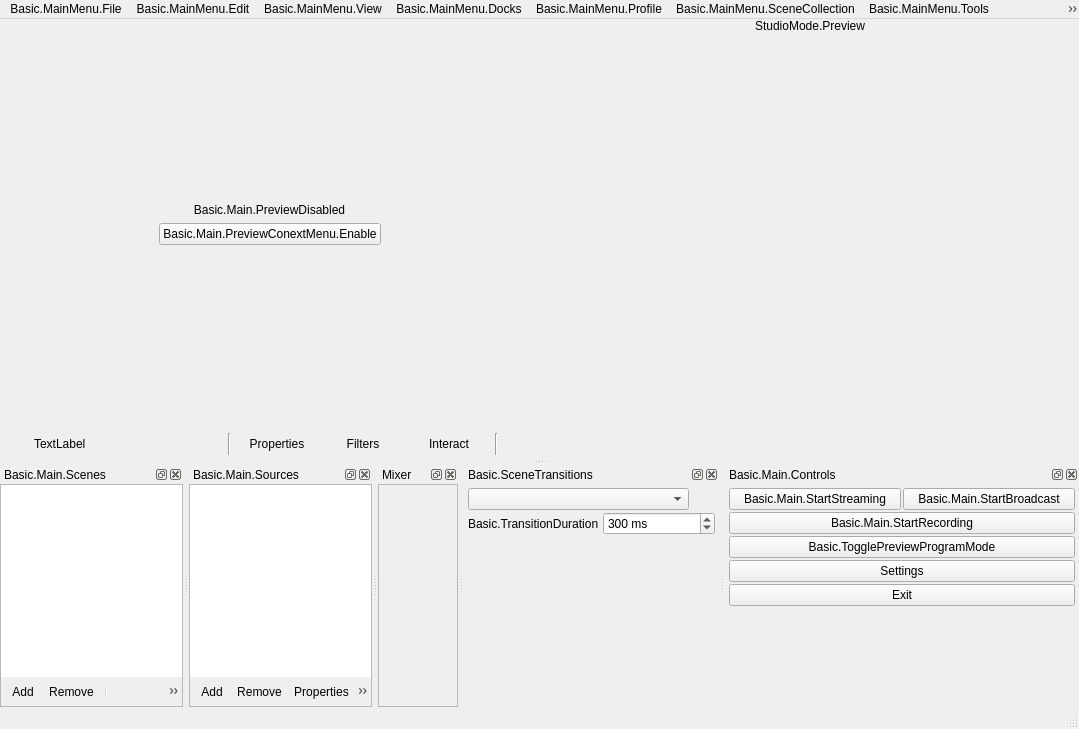
This is UI/forms/OBSBasic.ui in oovvoo/obs-studio as Qt 5 draws it before an edit. The edited form follows.
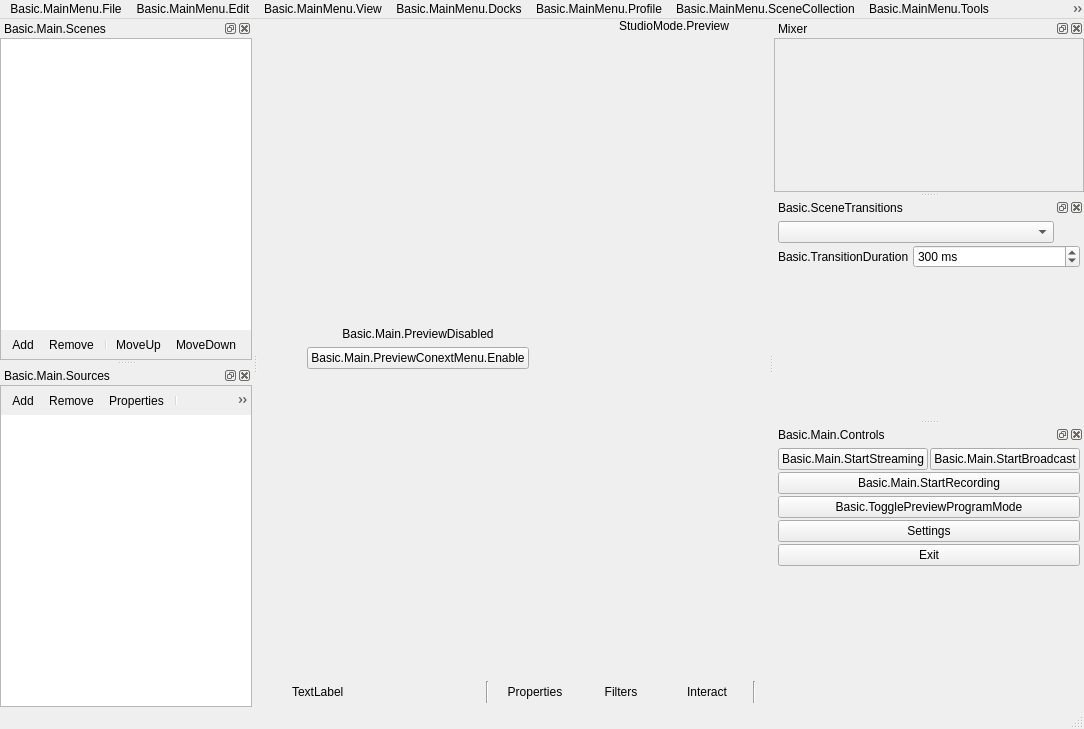
This is the edited form. Icons and pictures are not drawn. Custom widgets are drawn as their Qt base class.

Patch:
```diff
--- a/UI/forms/OBSBasic.ui
+++ b/UI/forms/OBSBasic.ui
@@ -3,11 +3,14 @@
  <author>Jim</author>
  <class>OBSBasic</class>
  <widget class="QMainWindow" name="OBSBasic">
+  <property name="enabled">
+   <bool>true</bool>
+  </property>
   <property name="geometry">
    <rect>
     <x>0</x>
     <y>0</y>
-    <width>1079</width>
+    <width>1084</width>
     <height>729</height>
    </rect>
   </property>
@@ -477,7 +480,7 @@
     <rect>
      <x>0</x>
      <y>0</y>
-     <width>1079</width>
+     <width>1084</width>
      <height>21</height>
     </rect>
    </property>
@@ -705,278 +708,16 @@
    <addaction name="menuBasic_MainMenu_Help"/>
   </widget>
   <widget class="OBSBasicStatusBar" name="statusbar"/>
-  <widget class="OBSDock" name="scenesDock">
-   <property name="features">
-    <set>QDockWidget::AllDockWidgetFeatures</set>
-   </property>
-   <property name="windowTitle">
-    <string>Basic.Main.Scenes</string>
-   </property>
-   <attribute name="dockWidgetArea">
-    <number>8</number>
-   </attribute>
-   <widget class="QWidget" name="dockWidgetContents_2">
-    <layout class="QVBoxLayout" name="verticalLayout_6">
-     <property name="spacing">
-      <number>0</number>
-     </property>
-     <property name="leftMargin">
-      <number>0</number>
-     </property>
-     <property name="topMargin">
-      <number>0</number>
-     </property>
-     <property name="rightMargin">
-      <number>0</number>
-     </property>
-     <property name="bottomMargin">
-      <number>0</number>
-     </property>
-     <item>
-      <widget class="QFrame" name="scenesFrame">
-       <property name="sizePolicy">
-        <sizepolicy hsizetype="Expanding" vsizetype="Expanding">
-         <horstretch>0</horstretch>
-         <verstretch>0</verstretch>
-        </sizepolicy>
-       </property>
-       <property name="minimumSize">
-        <size>
-         <width>160</width>
-         <height>0</height>
-        </size>
-       </property>
-       <property name="frameShape">
-        <enum>QFrame::StyledPanel</enum>
-       </property>
-       <property name="frameShadow">
-        <enum>QFrame::Sunken</enum>
-       </property>
-       <layout class="QVBoxLayout" name="verticalLayout_12">
-        <property name="spacing">
-         <number>0</number>
-        </property>
-        <property name="leftMargin">
-         <number>0</number>
-        </property>
-        <property name="topMargin">
-         <number>0</number>
-        </property>
-        <property name="rightMargin">
-         <number>0</number>
-        </property>
-        <property name="bottomMargin">
-         <number>0</number>
-        </property>
-        <item>
-         <widget class="SceneTree" name="scenes">
-          <property name="sizePolicy">
-           <sizepolicy hsizetype="Preferred" vsizetype="Expanding">
-            <horstretch>0</horstretch>
-            <verstretch>0</verstretch>
-           </sizepolicy>
-          </property>
-          <property name="contextMenuPolicy">
-           <enum>Qt::CustomContextMenu</enum>
-          </property>
-          <property name="frameShape">
-           <enum>QFrame::NoFrame</enum>
-          </property>
-          <property name="frameShadow">
-           <enum>QFrame::Plain</enum>
-          </property>
-          <property name="showDropIndicator" stdset="0">
-           <bool>true</bool>
-          </property>
-          <property name="dragEnabled">
-           <bool>true</bool>
-          </property>
-          <property name="dragDropMode">
-           <enum>QAbstractItemView::InternalMove</enum>
-          </property>
-          <property name="defaultDropAction">
-           <enum>Qt::TargetMoveAction</enum>
-          </property>
-          <addaction name="actionRemoveScene"/>
-         </widget>
-        </item>
-        <item>
-         <widget class="QToolBar" name="scenesToolbar">
-          <property name="iconSize">
-           <size>
-            <width>16</width>
-            <height>16</height>
-           </size>
-          </property>
-          <property name="floatable">
-           <bool>false</bool>
-          </property>
-          <addaction name="actionAddScene"/>
-          <addaction name="actionRemoveScene"/>
-          <addaction name="separator"/>
-          <addaction name="actionSceneUp"/>
-          <addaction name="actionSceneDown"/>
-         </widget>
-        </item>
-        <item>
-         <spacer name="scenesFixedSizeHSpacer">
-          <property name="orientation">
-           <enum>Qt::Horizontal</enum>
-          </property>
-          <property name="sizeType">
-           <enum>QSizePolicy::Fixed</enum>
-          </property>
-          <property name="sizeHint" stdset="0">
-           <size>
-            <width>150</width>
-            <height>0</height>
-           </size>
-          </property>
-         </spacer>
-        </item>
-       </layout>
-      </widget>
-     </item>
-    </layout>
-   </widget>
-  </widget>
-  <widget class="OBSDock" name="sourcesDock">
-   <property name="features">
-    <set>QDockWidget::AllDockWidgetFeatures</set>
-   </property>
-   <property name="windowTitle">
-    <string>Basic.Main.Sources</string>
-   </property>
-   <attribute name="dockWidgetArea">
-    <number>8</number>
-   </attribute>
-   <widget class="QWidget" name="dockWidgetContents_6">
-    <layout class="QVBoxLayout" name="verticalLayout_5">
-     <property name="spacing">
-      <number>0</number>
-     </property>
-     <property name="leftMargin">
-      <number>0</number>
-     </property>
-     <property name="topMargin">
-      <number>0</number>
-     </property>
-     <property name="rightMargin">
-      <number>0</number>
-     </property>
-     <property name="bottomMargin">
-      <number>0</number>
-     </property>
-     <item>
-      <widget class="QFrame" name="sourcesFrame">
-       <property name="sizePolicy">
-        <sizepolicy hsizetype="Expanding" vsizetype="Expanding">
-         <horstretch>0</horstretch>
-         <verstretch>0</verstretch>
-        </sizepolicy>
-       </property>
-       <property name="minimumSize">
-        <size>
-         <width>160</width>
-         <height>0</height>
-        </size>
-       </property>
-       <property name="frameShape">
-        <enum>QFrame::StyledPanel</enum>
-       </property>
-       <property name="frameShadow">
-        <enum>QFrame::Sunken</enum>
-       </property>
-       <layout class="QVBoxLayout" name="verticalLayout_17">
-        <property name="spacing">
-         <number>0</number>
-        </property>
-        <property name="leftMargin">
-         <number>0</number>
-        </property>
-        <property name="topMargin">
-         <number>0</number>
-        </property>
-        <property name="rightMargin">
-         <number>0</number>
-        </property>
-        <property name="bottomMargin">
-         <number>0</number>
-        </property>
-        <item>
-         <widget class="SourceTree" name="sources">
-          <property name="sizePolicy">
-           <sizepolicy hsizetype="Preferred" vsizetype="Expanding">
-            <horstretch>0</horstretch>
-            <verstretch>0</verstretch>
-           </sizepolicy>
-          </property>
-          <property name="contextMenuPolicy">
-           <enum>Qt::CustomContextMenu</enum>
-          </property>
-          <property name="frameShape">
-           <enum>QFrame::NoFrame</enum>
-          </property>
-          <property name="showDropIndicator" stdset="0">
-           <bool>true</bool>
-          </property>
-          <property name="dragEnabled">
-           <bool>true</bool>
-          </property>
-          <property name="dragDropMode">
-           <enum>QAbstractItemView::InternalMove</enum>
-          </property>
-          <property name="defaultDropAction">
-           <enum>Qt::TargetMoveAction</enum>
-          </property>
-          <property name="selectionMode">
-           <enum>QAbstractItemView::ExtendedSelection</enum>
-          </property>
-          <addaction name="actionRemoveSource"/>
-         </widget>
-        </item>
-        <item>
-         <widget class="QToolBar" name="sourcesToolbar">
-          <property name="iconSize">
-           <size>
-            <width>16</width>
-            <height>16</height>
-           </size>
-          </property>
-          <property name="floatable">
-           <bool>false</bool>
-          </property>
-          <addaction name="actionAddSource"/>
-          <addaction name="actionRemoveSource"/>
-          <addaction name="actionSourceProperties"/>
-          <addaction name="separator"/>
-          <addaction name="actionSourceUp"/>
-          <addaction name="actionSourceDown"/>
-         </widget>
-        </item>
-        <item>
-         <spacer name="sourcesFixedSizeHSpacer">
-          <property name="orientation">
-           <enum>Qt::Horizontal</enum>
-          </property>
-          <property name="sizeType">
-           <enum>QSizePolicy::Fixed</enum>
-          </property>
-          <property name="sizeHint" stdset="0">
-           <size>
-            <width>150</width>
-            <height>0</height>
-           </size>
-          </property>
-         </spacer>
-        </item>
-       </layout>
-      </widget>
-     </item>
-    </layout>
-   </widget>
-  </widget>
   <widget class="OBSDock" name="mixerDock">
+   <property name="enabled">
+    <bool>true</bool>
+   </property>
+   <property name="mouseTracking">
+    <bool>false</bool>
+   </property>
+   <property name="floating">
+    <bool>false</bool>
+   </property>
    <property name="features">
     <set>QDockWidget::AllDockWidgetFeatures</set>
    </property>
@@ -984,7 +725,7 @@
     <string>Mixer</string>
    </property>
    <attribute name="dockWidgetArea">
-    <number>8</number>
+    <number>2</number>
    </attribute>
    <widget class="QWidget" name="dockWidgetContents_7">
     <layout class="QVBoxLayout" name="verticalLayout_4">
@@ -1124,7 +865,7 @@
     <string>Basic.SceneTransitions</string>
    </property>
    <attribute name="dockWidgetArea">
-    <number>8</number>
+    <number>2</number>
    </attribute>
    <widget class="QWidget" name="dockWidgetContents_5">
     <layout class="QVBoxLayout" name="verticalLayout_3">
@@ -1285,7 +1026,7 @@
     <string>Basic.Main.Controls</string>
    </property>
    <attribute name="dockWidgetArea">
-    <number>8</number>
+    <number>2</number>
    </attribute>
    <widget class="QWidget" name="controlsDockContents">
     <layout class="QVBoxLayout" name="buttonsVLayout">
@@ -1478,6 +1219,277 @@
     </layout>
    </widget>
   </widget>
+  <widget class="OBSDock" name="scenesDock">
+   <property name="features">
+    <set>QDockWidget::AllDockWidgetFeatures</set>
+   </property>
+   <property name="windowTitle">
+    <string>Basic.Main.Scenes</string>
+   </property>
+   <attribute name="dockWidgetArea">
+    <number>1</number>
+   </attribute>
+   <widget class="QWidget" name="dockWidgetContents_2">
+    <layout class="QVBoxLayout" name="verticalLayout_6">
+     <property name="spacing">
+      <number>0</number>
+     </property>
+     <property name="leftMargin">
+      <number>0</number>
+     </property>
+     <property name="topMargin">
+      <number>0</number>
+     </property>
+     <property name="rightMargin">
+      <number>0</number>
+     </property>
+     <property name="bottomMargin">
+      <number>0</number>
+     </property>
+     <item>
+      <widget class="QFrame" name="scenesFrame">
+       <property name="sizePolicy">
+        <sizepolicy hsizetype="Expanding" vsizetype="Expanding">
+         <horstretch>0</horstretch>
+         <verstretch>0</verstretch>
+        </sizepolicy>
+       </property>
+       <property name="minimumSize">
+        <size>
+         <width>160</width>
+         <height>0</height>
+        </size>
+       </property>
+       <property name="frameShape">
+        <enum>QFrame::StyledPanel</enum>
+       </property>
+       <property name="frameShadow">
+        <enum>QFrame::Sunken</enum>
+       </property>
+       <layout class="QVBoxLayout" name="verticalLayout_12">
+        <property name="spacing">
+         <number>0</number>
+        </property>
+        <property name="leftMargin">
+         <number>0</number>
+        </property>
+        <property name="topMargin">
+         <number>0</number>
+        </property>
+        <property name="rightMargin">
+         <number>0</number>
+        </property>
+        <property name="bottomMargin">
+         <number>0</number>
+        </property>
+        <item>
+         <widget class="SceneTree" name="scenes">
+          <property name="sizePolicy">
+           <sizepolicy hsizetype="Preferred" vsizetype="Expanding">
+            <horstretch>0</horstretch>
+            <verstretch>0</verstretch>
+           </sizepolicy>
+          </property>
+          <property name="contextMenuPolicy">
+           <enum>Qt::CustomContextMenu</enum>
+          </property>
+          <property name="frameShape">
+           <enum>QFrame::NoFrame</enum>
+          </property>
+          <property name="frameShadow">
+           <enum>QFrame::Plain</enum>
+          </property>
+          <property name="showDropIndicator" stdset="0">
+           <bool>true</bool>
+          </property>
+          <property name="dragEnabled">
+           <bool>true</bool>
+          </property>
+          <property name="dragDropMode">
+           <enum>QAbstractItemView::InternalMove</enum>
+          </property>
+          <property name="defaultDropAction">
+           <enum>Qt::TargetMoveAction</enum>
+          </property>
+          <addaction name="actionRemoveScene"/>
+         </widget>
+        </item>
+        <item>
+         <widget class="QToolBar" name="scenesToolbar">
+          <property name="iconSize">
+           <size>
+            <width>16</width>
+            <height>16</height>
+           </size>
+          </property>
+          <property name="floatable">
+           <bool>false</bool>
+          </property>
+          <addaction name="actionAddScene"/>
+          <addaction name="actionRemoveScene"/>
+          <addaction name="separator"/>
+          <addaction name="actionSceneUp"/>
+          <addaction name="actionSceneDown"/>
+         </widget>
+        </item>
+        <item>
+         <spacer name="scenesFixedSizeHSpacer">
+          <property name="orientation">
+           <enum>Qt::Horizontal</enum>
+          </property>
+          <property name="sizeType">
+           <enum>QSizePolicy::Fixed</enum>
+          </property>
+          <property name="sizeHint" stdset="0">
+           <size>
+            <width>150</width>
+            <height>0</height>
+           </size>
+          </property>
+         </spacer>
+        </item>
+       </layout>
+      </widget>
+     </item>
+    </layout>
+   </widget>
+  </widget>
+  <widget class="OBSDock" name="sourcesDock">
+   <property name="features">
+    <set>QDockWidget::AllDockWidgetFeatures</set>
+   </property>
+   <property name="windowTitle">
+    <string>Basic.Main.Sources</string>
+   </property>
+   <attribute name="dockWidgetArea">
+    <number>1</number>
+   </attribute>
+   <widget class="QWidget" name="dockWidgetContents_6">
+    <layout class="QVBoxLayout" name="verticalLayout_5">
+     <property name="spacing">
+      <number>0</number>
+     </property>
+     <property name="leftMargin">
+      <number>0</number>
+     </property>
+     <property name="topMargin">
+      <number>0</number>
+     </property>
+     <property name="rightMargin">
+      <number>0</number>
+     </property>
+     <property name="bottomMargin">
+      <number>0</number>
+     </property>
+     <item>
+      <widget class="QFrame" name="sourcesFrame">
+       <property name="sizePolicy">
+        <sizepolicy hsizetype="Expanding" vsizetype="Expanding">
+         <horstretch>0</horstretch>
+         <verstretch>0</verstretch>
+        </sizepolicy>
+       </property>
+       <property name="minimumSize">
+        <size>
+         <width>160</width>
+         <height>0</height>
+        </size>
+       </property>
+       <property name="frameShape">
+        <enum>QFrame::StyledPanel</enum>
+       </property>
+       <property name="frameShadow">
+        <enum>QFrame::Sunken</enum>
+       </property>
+       <layout class="QVBoxLayout" name="verticalLayout_17">
+        <property name="spacing">
+         <number>0</number>
+        </property>
+        <property name="leftMargin">
+         <number>0</number>
+        </property>
+        <property name="topMargin">
+         <number>0</number>
+        </property>
+        <property name="rightMargin">
+         <number>0</number>
+        </property>
+        <property name="bottomMargin">
+         <number>0</number>
+        </property>
+        <item>
+         <widget class="QToolBar" name="sourcesToolbar">
+          <property name="iconSize">
+           <size>
+            <width>16</width>
+            <height>16</height>
+           </size>
+          </property>
+          <property name="floatable">
+           <bool>false</bool>
+          </property>
+          <addaction name="actionAddSource"/>
+          <addaction name="actionRemoveSource"/>
+          <addaction name="actionSourceProperties"/>
+          <addaction name="separator"/>
+          <addaction name="actionSourceUp"/>
+          <addaction name="actionSourceDown"/>
+         </widget>
+        </item>
+        <item>
+         <spacer name="sourcesFixedSizeHSpacer">
+          <property name="orientation">
+           <enum>Qt::Horizontal</enum>
+          </property>
+          <property name="sizeType">
+           <enum>QSizePolicy::Fixed</enum>
+          </property>
+          <property name="sizeHint" stdset="0">
+           <size>
+            <width>150</width>
+            <height>0</height>
+           </size>
+          </property>
+         </spacer>
+        </item>
+        <item>
+         <widget class="SourceTree" name="sources">
+          <property name="sizePolicy">
+           <sizepolicy hsizetype="Preferred" vsizetype="Expanding">
+            <horstretch>0</horstretch>
+            <verstretch>0</verstretch>
+           </sizepolicy>
+          </property>
+          <property name="contextMenuPolicy">
+           <enum>Qt::CustomContextMenu</enum>
+          </property>
+          <property name="frameShape">
+           <enum>QFrame::NoFrame</enum>
+          </property>
+          <property name="showDropIndicator" stdset="0">
+           <bool>true</bool>
+          </property>
+          <property name="dragEnabled">
+           <bool>true</bool>
+          </property>
+          <property name="dragDropMode">
+           <enum>QAbstractItemView::InternalMove</enum>
+          </property>
+          <property name="defaultDropAction">
+           <enum>Qt::TargetMoveAction</enum>
+          </property>
+          <property name="selectionMode">
+           <enum>QAbstractItemView::ExtendedSelection</enum>
+          </property>
+          <addaction name="actionRemoveSource"/>
+         </widget>
+        </item>
+       </layout>
+      </widget>
+     </item>
+    </layout>
+   </widget>
+  </widget>
   <action name="actionAddScene">
    <property name="icon">
     <iconset resource="obs.qrc">
```
Left out of the diff: 22 changed lines with no effect on the pictures.
